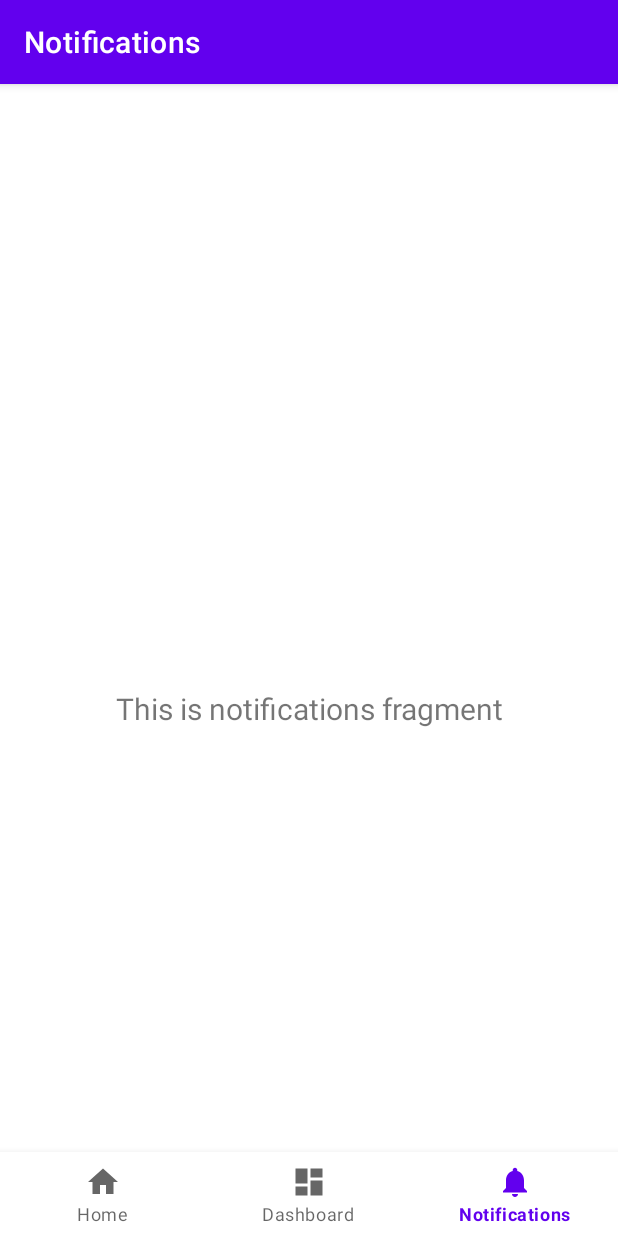
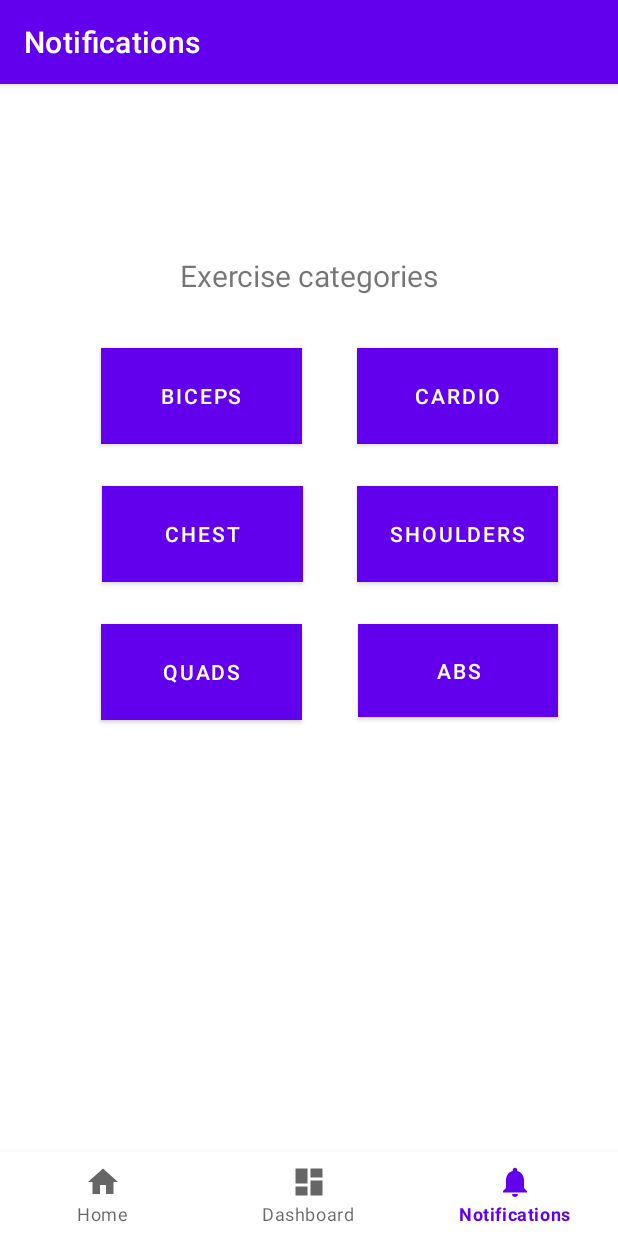
Before and after one commit to USF-CS601-Fall20/Healthy-at-Home, an Android app: the NotificationsFragment screen opened through its navigation route, on a phone screen of 412 x 824 dp. Run offline under Robolectric (Android 15) with nearby library versions, the phone set to English and light mode, and no system bars; our stand-ins replace navigation-ui.

Commit message:
Add categories page

```diff
--- a/app/src/main/java/com/example/healthyathome/ui/home/HomeViewModel.java
+++ b/app/src/main/java/com/example/healthyathome/ui/home/HomeViewModel.java
@@ -10,7 +10,7 @@ public class HomeViewModel extends ViewModel {
 
     public HomeViewModel() {
         mText = new MutableLiveData<>();
-        mText.setValue("");
+        mText.setValue("Stay healthy at home!");
     }
 
     public LiveData<String> getText() {
--- a/app/src/main/java/com/example/healthyathome/ui/notifications/NotificationsViewModel.java
+++ b/app/src/main/java/com/example/healthyathome/ui/notifications/NotificationsViewModel.java
@@ -10,7 +10,7 @@ public class NotificationsViewModel extends ViewModel {
 
     public NotificationsViewModel() {
         mText = new MutableLiveData<>();
-        mText.setValue("This is notifications fragment");
+        mText.setValue("Exercise categories");
     }
 
     public LiveData<String> getText() {
--- a/app/src/main/res/layout/fragment_home.xml
+++ b/app/src/main/res/layout/fragment_home.xml
@@ -4,7 +4,7 @@
     xmlns:tools="http://schemas.android.com/tools"
     android:layout_width="match_parent"
     android:layout_height="match_parent"
-    android:background="@color/powderBlue"
+    android:background="@color/skyBlue"
     tools:context=".ui.home.HomeFragment">
 
     <TextView
@@ -54,22 +54,23 @@
         android:id="@+id/quoteButton"
         android:layout_width="wrap_content"
         android:layout_height="wrap_content"
-        android:layout_marginBottom="56dp"
-        android:text="New Quote"
+        android:layout_marginBottom="132dp"
+        android:text="New Tip"
         app:layout_constraintBottom_toTopOf="@+id/healthyHouse"
         app:layout_constraintEnd_toEndOf="parent"
         app:layout_constraintStart_toStartOf="parent" />
 
     <ImageView
         android:id="@+id/healthyHouse"
-        android:layout_width="371dp"
-        android:layout_height="252dp"
+        android:layout_width="236dp"
+        android:layout_height="202dp"
         android:layout_centerHorizontal="true"
         android:layout_marginTop="136dp"
         android:layout_marginBottom="13dp"
         android:gravity="center"
         app:layout_constraintBottom_toTopOf="@+id/quoteButton"
         app:layout_constraintEnd_toEndOf="parent"
+        app:layout_constraintHorizontal_bias="0.497"
         app:layout_constraintStart_toStartOf="parent"
         app:layout_constraintTop_toBottomOf="@+id/changingText"
         app:srcCompat="@drawable/healthy_house" />
--- a/app/src/main/res/layout/fragment_notifications.xml
+++ b/app/src/main/res/layout/fragment_notifications.xml
@@ -6,6 +6,7 @@
     android:layout_height="match_parent"
     tools:context=".ui.notifications.NotificationsFragment">
 
+
     <TextView
         android:id="@+id/text_notifications"
         android:layout_width="match_parent"
@@ -13,11 +14,103 @@
         android:layout_marginStart="8dp"
         android:layout_marginTop="8dp"
         android:layout_marginEnd="8dp"
+        android:gravity="center_horizontal"
+        android:text="Exercise Categories"
         android:textAlignment="center"
         android:textSize="20sp"
         app:layout_constraintBottom_toBottomOf="parent"
         app:layout_constraintEnd_toEndOf="parent"
+        app:layout_constraintHorizontal_bias="0.0"
         app:layout_constraintStart_toStartOf="parent"
         app:layout_constraintTop_toTopOf="parent"
-        android:gravity="center_horizontal" />
+        app:layout_constraintVertical_bias="0.074" />
+
+    <Button
+        android:id="@+id/shoulderButton"
+        android:layout_width="134dp"
+        android:layout_height="64dp"
+        android:layout_marginTop="28dp"
+        android:layout_marginEnd="40dp"
+        android:layout_marginRight="40dp"
+        android:background="@color/skyBlue"
+        android:text="SHOULDERS"
+        app:layout_constraintEnd_toEndOf="parent"
+        app:layout_constraintTop_toBottomOf="@+id/cardioButton" />
+
+    <Button
+        android:id="@+id/chestButton"
+        android:layout_width="134dp"
+        android:layout_height="64dp"
+        android:layout_marginStart="40dp"
+        android:layout_marginLeft="40dp"
+        android:layout_marginTop="28dp"
+        android:layout_marginEnd="8dp"
+        android:layout_marginRight="8dp"
+        android:background="@color/darkPurple"
+        android:text="CHEST"
+        app:layout_constraintEnd_toStartOf="@+id/shoulderButton"
+        app:layout_constraintStart_toStartOf="parent"
+        app:layout_constraintTop_toBottomOf="@+id/bicepsButton" />
+
+    <Button
+        android:id="@+id/bicepsButton"
+        android:layout_width="134dp"
+        android:layout_height="64dp"
+        android:layout_marginStart="40dp"
+        android:layout_marginLeft="40dp"
+        android:layout_marginTop="120dp"
+        android:layout_marginEnd="7dp"
+        android:layout_marginRight="7dp"
+        android:background="@color/Cyan"
+        android:text="BICEPS"
+        app:layout_constraintEnd_toStartOf="@+id/cardioButton"
+        app:layout_constraintHorizontal_bias="0.482"
+        app:layout_constraintStart_toStartOf="parent"
+        app:layout_constraintTop_toTopOf="parent" />
+
+    <Button
+        android:id="@+id/quadsButton"
+        android:layout_width="134dp"
+        android:layout_height="64dp"
+        android:layout_marginStart="40dp"
+        android:layout_marginLeft="40dp"
+        android:layout_marginTop="28dp"
+        android:layout_marginEnd="8dp"
+        android:layout_marginRight="8dp"
+        android:layout_marginBottom="8dp"
+        android:background="@color/Cyan"
+        android:text="QUADS"
+        app:layout_constraintBottom_toBottomOf="parent"
+        app:layout_constraintEnd_toStartOf="@+id/absButton"
+        app:layout_constraintHorizontal_bias="0.482"
+        app:layout_constraintStart_toStartOf="parent"
+        app:layout_constraintTop_toBottomOf="@+id/chestButton"
+        app:layout_constraintVertical_bias="0.0" />
+
+    <Button
+        android:id="@+id/absButton"
+        android:layout_width="133dp"
+        android:layout_height="62dp"
+        android:layout_marginTop="28dp"
+        android:layout_marginEnd="40dp"
+        android:layout_marginRight="40dp"
+        android:layout_marginBottom="8dp"
+        android:background="@color/Cyan"
+        android:text="ABS"
+        app:layout_constraintBottom_toBottomOf="parent"
+        app:layout_constraintEnd_toEndOf="parent"
+        app:layout_constraintTop_toBottomOf="@+id/shoulderButton"
+        app:layout_constraintVertical_bias="0.0" />
+
+    <Button
+        android:id="@+id/cardioButton"
+        android:layout_width="134dp"
+        android:layout_height="64dp"
+        android:layout_marginTop="120dp"
+        android:layout_marginEnd="40dp"
+        android:layout_marginRight="40dp"
+        android:background="@color/Cyan"
+        android:text="CARDIO"
+        app:layout_constraintEnd_toEndOf="parent"
+        app:layout_constraintTop_toTopOf="parent" />
 </androidx.constraintlayout.widget.ConstraintLayout>
--- a/app/src/main/res/values/strings.xml
+++ b/app/src/main/res/values/strings.xml
@@ -6,9 +6,16 @@
 
 
     <!-- Strings related to home screen -->
+    <color name="skyBlue">#77aced</color>
+    <color name="lightPurple">#ffa8f9</color>
+    <color name="darkPurple">#c300ff</color>
     <color name="powderBlue">#B0E0E6</color>
     <string name="quarantineTip">\Stay healthy at home\</string>
     <string name="tipIntro"> <u>Quarantine health tip of the day:</u> </string>
 
 
+    <!-- Strings related to categories screen -->
+    <color name="Cyan">#00eeff</color>
+
+
 </resources>
```
